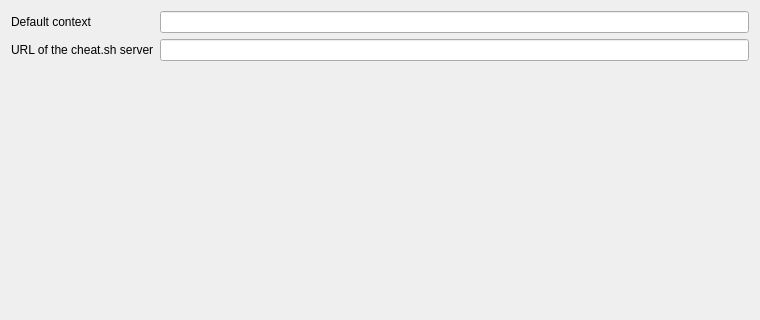
pozemka/cheatsh-qtcreator, file optionsdialog.ui: the form before one commit; both pictures show x 0 to 760 and y 0 to 320 of the 760 by 533 pixel window.
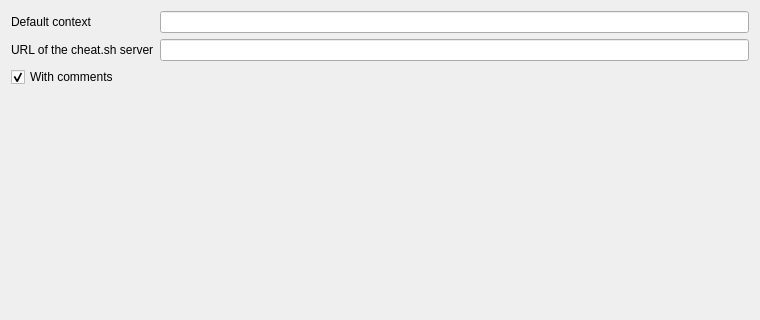
The form after the commit.

Commit message:
Pop-up, Locator, Context, Comments
* Now cheat.sh panel pop up when result found
* Implemented search from Locator
* Now performs search with context from settings (even in Locator)
* Added option to disable comments in answers (?Q)
* Added empty README

```diff
--- a/optionsdialog.ui
+++ b/optionsdialog.ui
@@ -50,6 +50,19 @@
        </property>
       </widget>
      </item>
+     <item row="2" column="0" colspan="2">
+      <widget class="QCheckBox" name="checkBox_comments">
+       <property name="toolTip">
+        <string>&lt;html&gt;&lt;head/&gt;&lt;body&gt;&lt;p&gt;Unchek if you don't need text comments in the answer &lt;/p&gt;&lt;/body&gt;&lt;/html&gt;</string>
+       </property>
+       <property name="text">
+        <string>With comments</string>
+       </property>
+       <property name="checked">
+        <bool>true</bool>
+       </property>
+      </widget>
+     </item>
     </layout>
    </item>
   </layout>
```
The commit also changes 14 other files.
